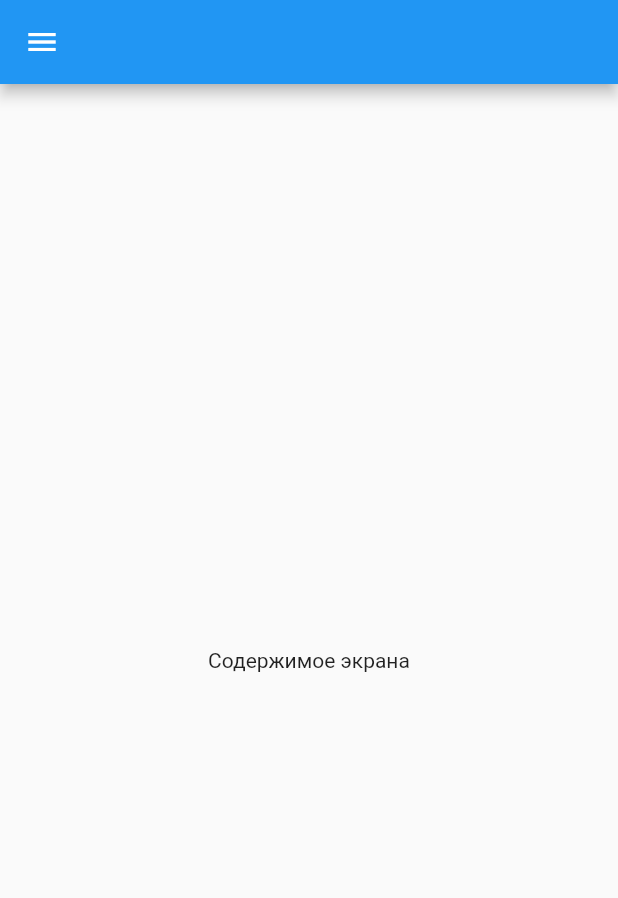
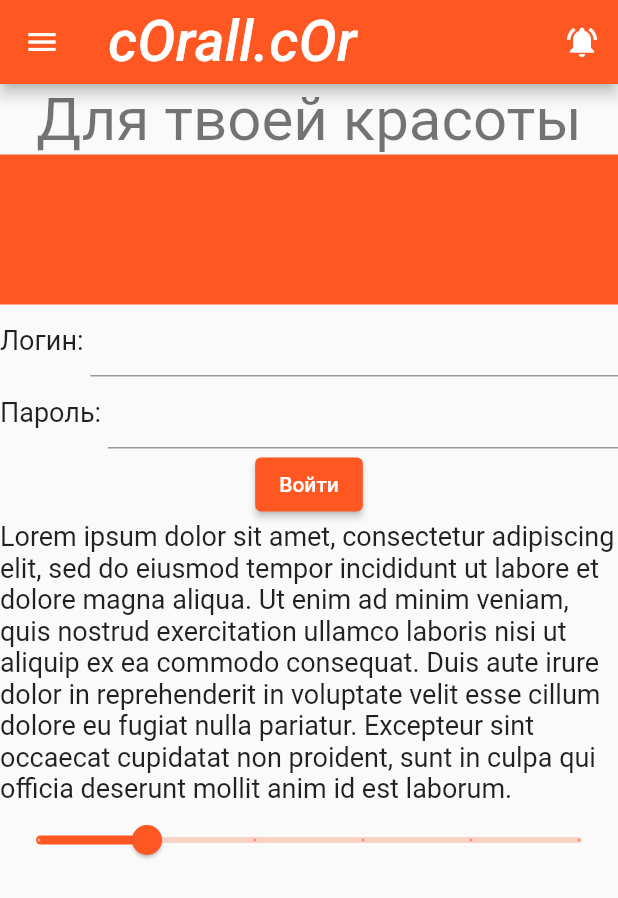
Before and after one commit to almufaz258/my_project_demo, a Flutter app: the screen it shows after launch, on a phone screen of 412 x 824 dp. Shown: the top 898 px of the screen. Run offline on Flutter 3.47's test engine with Material 2 defaults, Android fonts, the phone set to English and light mode, and no system bars; Roboto replaces fonts that are missing (Georgia, Hind).

Commit message:
кейсы аппбар, навигация,стилизация

```diff
--- /dev/null
+++ b/lib/screens/theme_demo_screen.dart
@@ -0,0 +1,157 @@
+import 'package:flutter/material.dart';
+import 'package:flutter/cupertino.dart';
+
+import '../utils/strings.dart';
+
+class ThemesDemoApp extends StatelessWidget {
+  const ThemesDemoApp({Key? key}) : super(key: key);
+
+  @override
+  Widget build(BuildContext context) {
+    return MaterialApp(
+      theme: ThemeData(
+        fontFamily: 'Georgia',
+        splashColor: Colors.yellowAccent,
+
+        colorScheme: ColorScheme.fromSwatch(
+          brightness: Brightness.light,
+          primarySwatch: Colors.deepOrange,
+        ).copyWith(
+          secondary: Colors.greenAccent,
+        ),
+
+        textTheme: const TextTheme(
+          headline1: TextStyle(fontSize: 72.0, fontWeight: FontWeight.bold),
+          headline6: TextStyle(fontSize: 38.0, fontStyle: FontStyle.italic),
+          bodyText2: TextStyle(fontSize: 18.0, fontFamily: 'Hind'),
+        ),
+      ),
+      home: ThemesDemoScreen(),
+    );
+  }
+}
+
+class ThemesDemoScreen extends StatefulWidget {
+  const ThemesDemoScreen({Key? key}) : super(key: key);
+
+  @override
+  _ThemesDemoScreenState createState() => _ThemesDemoScreenState();
+}
+
+class _ThemesDemoScreenState extends State<ThemesDemoScreen> {
+  double _currentSliderValue = 20;
+  bool _isDarkTheme = false;
+
+
+  Widget _navigationDraw() => Drawer(
+    child: ListView(
+      padding: EdgeInsets.zero,
+      children: [
+        DrawerHeader(
+          decoration: const BoxDecoration(
+            color: Colors.redAccent,
+          ),
+          child: Container(
+            height: 200,
+            child: Column(
+              mainAxisAlignment: MainAxisAlignment.center,
+              crossAxisAlignment: CrossAxisAlignment.center,
+              children: [
+                Container(
+                  height: 100,
+                  decoration: const BoxDecoration(
+                    borderRadius:
+                    BorderRadius.all(Radius.circular(50.0))),
+                  child: Image.network(
+                      "https://i.dlpng.com/static/png/7334902_preview.png"),
+                  ),
+            const Text("Украшения из кораллов"),
+              ],
+            ),
+          ),
+        ),
+        ListTile(
+          leading: const Icon(Icons.one_k),
+          title: const Text("Каталог"),
+          onTap: () {},
+        ),
+        ListTile(
+          leading: const Icon(Icons.two_k),
+          title: const Text("Корзина"),
+          onTap: () {},
+        ),
+        const Divider(), //here is a divider
+        const Padding(
+          padding: EdgeInsets.only(left: 10),
+          child: Text("Профиль",
+              style: TextStyle(
+                color: Colors.green, fontWeight: FontWeight.bold)),
+        ),
+          ListTile(
+          leading: const Icon(Icons.settings),
+          title: const Text("Настройки"),
+          onTap: () {},
+        ),
+      ],
+    ),
+  );
+
+
+  PreferredSizeWidget _appBar() => AppBar(
+    title: Text('cOrall.cOr', ),
+    actions: [
+      IconButton(
+        icon: const Icon(Icons.notifications_active),
+        tooltip: 'Уведомления',
+        onPressed: () {},
+      ),
+    ],
+  );
+
+
+  @override
+  Widget build(BuildContext context) {
+    return Scaffold(
+      appBar: _appBar(),
+      drawer: _navigationDraw(),
+      body: SingleChildScrollView(
+        child: Center(
+          child: Column(
+            children: [
+              Text('Для твоей красоты', style: Theme.of(context).textTheme.headlineLarge),
+              Container(
+                height: 100,
+                color: Theme.of(context).colorScheme.primary,
+            ),
+              Row(
+                children: const [
+                  Text('Логин: '),
+                  Expanded(child: TextField()),
+                ],
+              ),
+              Row(
+                children: const [
+                  Text('Пароль: '),
+                  Expanded(child: TextField()),
+                ],
+              ),
+              ElevatedButton(onPressed: () {}, child: const Text('Войти')),
+              Text(Strings.longBodyText),
+              Slider(
+                value: _currentSliderValue,
+                max: 100,
+                divisions: 5,
+                label: _currentSliderValue.round().toString(),
+                onChanged: (double value) {
+                  setState(() {
+                    _currentSliderValue = value;
+                  });
+                },
+              ),
+            ],
+          ),
+        ),
+      ),
+    );
+  }
+}
--- /dev/null
+++ b/lib/utils/strings.dart
@@ -0,0 +1,3 @@
+class Strings {
+  static const longBodyText = 'Lorem ipsum dolor sit amet, consectetur adipiscing elit, sed do eiusmod tempor incididunt ut labore et dolore magna aliqua. Ut enim ad minim veniam, quis nostrud exercitation ullamco laboris nisi ut aliquip ex ea commodo consequat. Duis aute irure dolor in reprehenderit in voluptate velit esse cillum dolore eu fugiat nulla pariatur. Excepteur sint occaecat cupidatat non proident, sunt in culpa qui officia deserunt mollit anim id est laborum.';
+}
```
Also changed, not shown: lib/main.dart (+7 -4 lines), lib/screens/navigation_demo.dart (added, +83 -0 lines), lib/screens/navigation_drawer_screen.dart (renamed from lib/navigation_drawer_screen.dart), lib/screens/switches_demo.dart (renamed from lib/switches_demo.dart), lib/screens/text_demo_screen.dart (renamed from lib/text_demo_screen.dart).
